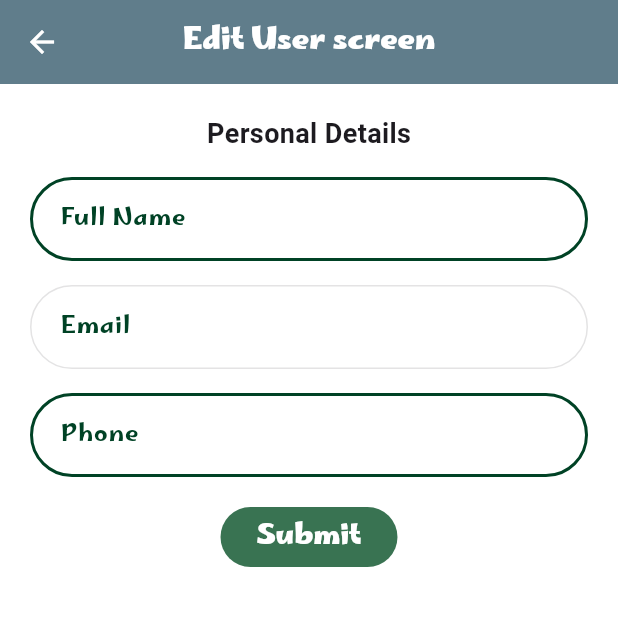
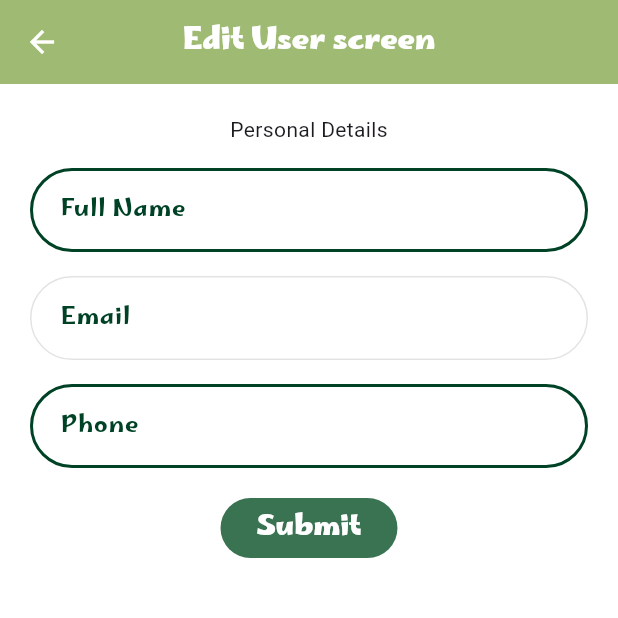
Before and after one commit to roaagawish/sprints_tourist_guide_app, a Flutter app: the EditUserScreen screen opened directly with empty values, on a phone screen of 412 x 824 dp, the top half of it. Run offline on Flutter 3.47's test engine with Material 3 defaults, Android fonts, the phone set to English and light mode, and no system bars; our stand-ins replace animated_toggle_switch, bloc, cached_network_image, easy_localization, flutter_bloc, fluttertoast and 4 more; missing offline and left inert: country_flags; accounts and stored records are empty.

Commit message:
minor refinement in EditUserScreen

```diff
--- a/lib/screens/04_profile_management/screens/edit_user_screen.dart
+++ b/lib/screens/04_profile_management/screens/edit_user_screen.dart
@@ -1,8 +1,6 @@
 import 'package:easy_localization/easy_localization.dart';
 import 'package:flutter/material.dart';
-import 'package:flutter_bloc/flutter_bloc.dart';
 import '../../../models/user_model.dart';
-import '../blocs/profile_bloc.dart';
 
 class EditUserScreen extends StatelessWidget {
   final UserModel userData;
@@ -19,19 +17,11 @@ class EditUserScreen extends StatelessWidget {
 
   @override
   Widget build(BuildContext context) {
-    return BlocConsumer<ProfileBloc, ProfileState>(
-      listener: (context, state) {
-        // TODO: implement listener
-      },
-      builder: (context, state) {
-        return Scaffold(
+    return Scaffold(
           appBar: AppBar(
-            iconTheme: IconThemeData(color: Colors.white),
             title: Text(
               context.tr('editUser.title'),
-              style: TextStyle(color: Colors.white),
             ),
-            backgroundColor: Colors.blueGrey,
           ),
           body: Padding(
             padding: const EdgeInsets.all(20),
@@ -44,8 +34,6 @@ class EditUserScreen extends StatelessWidget {
                     children: [
                       Text(
                         context.tr("editUser.personalDetails"),
-                        style: TextStyle(
-                            fontWeight: FontWeight.bold, fontSize: 18),
                       ),
                       TextFormField(
                         decoration: InputDecoration(labelText: context.tr('editUser.fullName')),
@@ -102,7 +90,5 @@ class EditUserScreen extends StatelessWidget {
             ),
           ),
         );
-      },
-    );
   }
 }
```
